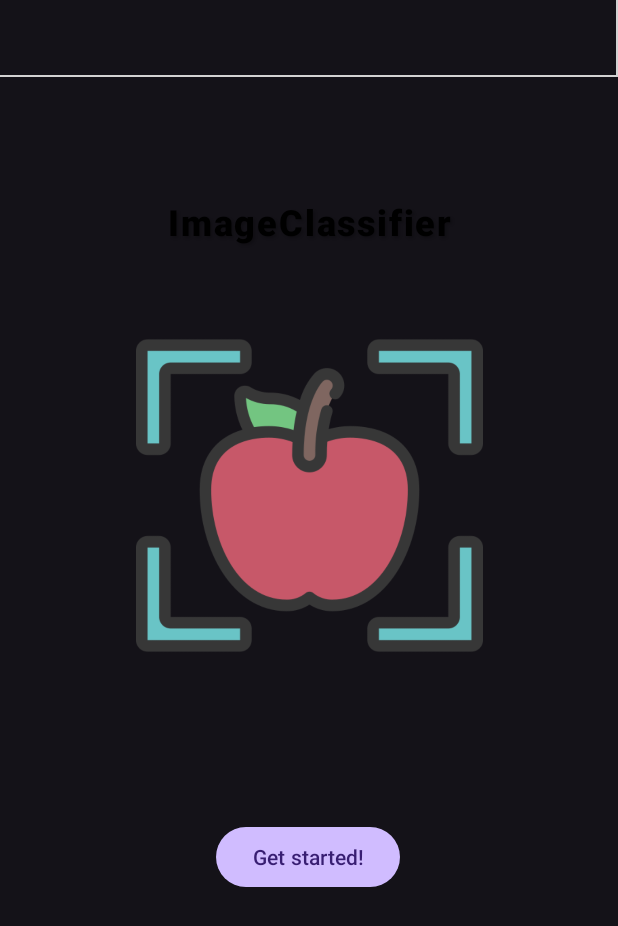
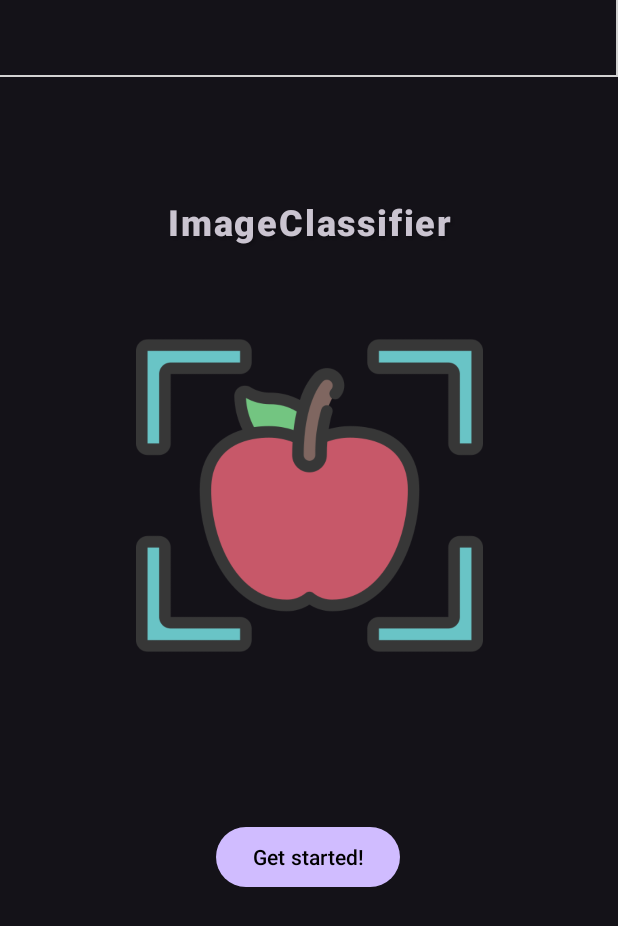
Before and after one commit to andreamu02/PSE-AI-Project, an Android app: the layout activity_main.xml on its own in the app's theme, with its tools: preview values and no code run, on a phone screen of 412 x 824 dp. Shown: the top 926 px of the screen. Run offline under Robolectric (Android 15) with nearby library versions, the phone set to English and light mode, and no system bars.

Commit message:
Da info a home

```diff
--- a/app/src/main/java/it/unipd/dei/pseaiproject/SpinnerItemSelectedListener.kt
+++ b/app/src/main/java/it/unipd/dei/pseaiproject/SpinnerItemSelectedListener.kt
@@ -4,7 +4,6 @@ import android.content.Intent
 import android.view.View
 import android.widget.AdapterView
 import android.widget.Spinner
-import android.widget.Toast
 import androidx.appcompat.app.AppCompatActivity
 import com.google.firebase.auth.FirebaseAuth
 import it.unipd.dei.pseaiproject.ui.auth.SignInActivity
@@ -38,11 +37,10 @@ class SpinnerItemSelectedListener(private val activity: AppCompatActivity, priva
             {
                 val intent = Intent(activity, InfoActivity::class.java)
                 activity.startActivity(intent)
-                activity.finish()
+                spinner.setSelection(0)
             }
         }
         if (selectedItem.text == "Home") {
-            // Apri la nuova Activity
             if (activityName == "InfoActivity")
             {
                 val intent = Intent(activity, MainActivity::class.java)
--- a/app/src/main/java/it/unipd/dei/pseaiproject/ui/main/MainActivity.kt
+++ b/app/src/main/java/it/unipd/dei/pseaiproject/ui/main/MainActivity.kt
@@ -1,10 +1,11 @@
 package it.unipd.dei.pseaiproject.ui.main
 
+import android.content.Intent
 import android.os.Bundle
+import android.widget.Button
 import android.widget.Spinner
 import androidx.appcompat.app.AppCompatActivity
 import androidx.appcompat.widget.Toolbar
-import androidx.core.content.ContextCompat
 import com.google.firebase.auth.FirebaseAuth
 import it.unipd.dei.pseaiproject.CameraActivity
 import it.unipd.dei.pseaiproject.CustomSpinnerAdapter
@@ -41,6 +42,7 @@ class MainActivity : AppCompatActivity() {
             SpinnerItem(R.drawable.logout, "Logout")
         )
 
+        val adapter = CustomSpinnerAdapter(this, spinnerItems, theme)
         spinner.adapter = adapter
 
         // Gestire gli eventi di selezione
--- a/app/src/main/res/layout/activity_main.xml
+++ b/app/src/main/res/layout/activity_main.xml
@@ -1,7 +1,6 @@
 <?xml version="1.0" encoding="utf-8"?>
 <androidx.constraintlayout.widget.ConstraintLayout xmlns:android="http://schemas.android.com/apk/res/android"
     xmlns:app="http://schemas.android.com/apk/res-auto"
-    xmlns:tools="http://schemas.android.com/tools"
     android:layout_width="match_parent"
     android:layout_height="match_parent"
     >
@@ -27,7 +26,6 @@
         android:background="@android:color/transparent"
         android:gravity="center"
         android:textSize="24sp"
-        android:textColor="#000000"
         android:fontFamily="sans-serif-medium"
         android:textStyle="bold"
         android:padding="16dp"
@@ -74,6 +72,7 @@
         android:layout_width="wrap_content"
         android:layout_height="wrap_content"
         android:text="@string/start"
+        android:textColor="@color/black"
         app:layout_constraintBottom_toBottomOf="parent"
         app:layout_constraintEnd_toEndOf="parent"
         app:layout_constraintStart_toStartOf="parent"
```
